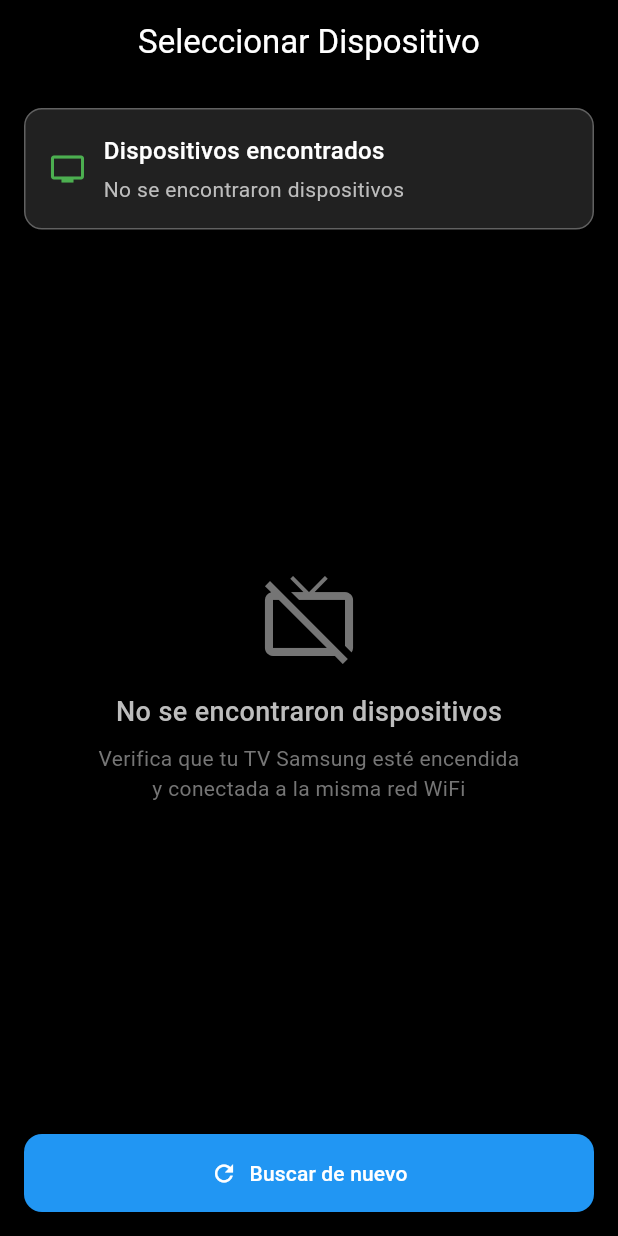
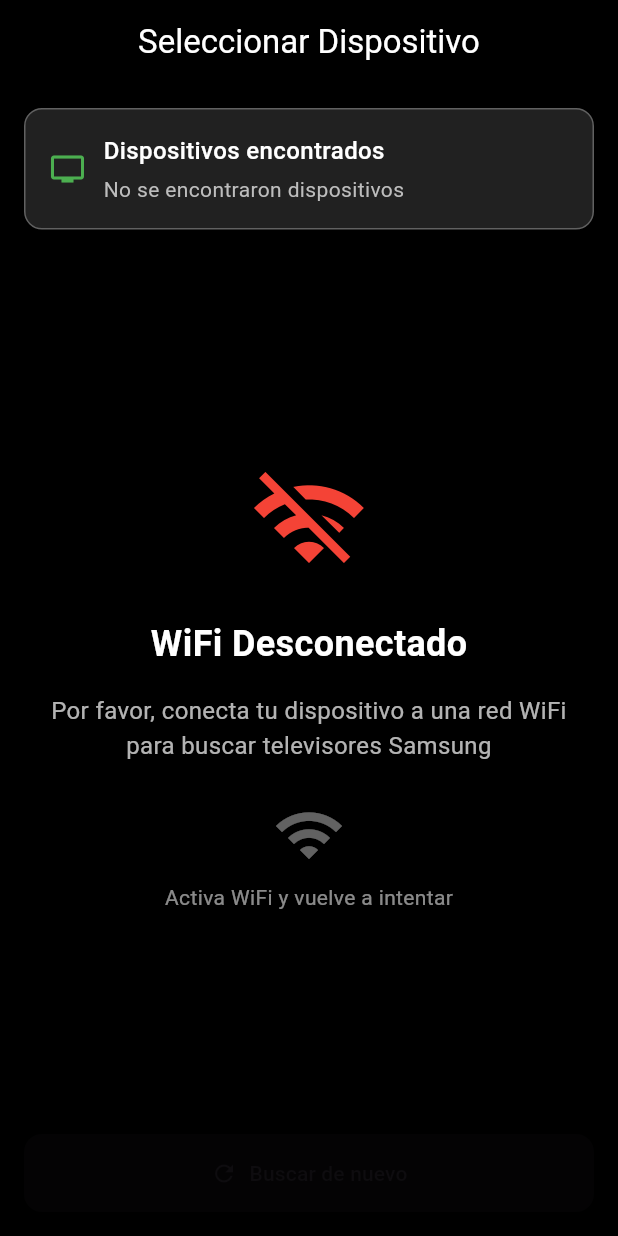
Before and after one commit to mazen-salah/Smart-TV-Remote-Control, a Flutter app: the screen it shows after launch, on a phone screen of 412 x 824 dp. Run offline on Flutter 3.47's test engine with Material 3 defaults, Android fonts, the phone set to English and light mode, and no system bars; missing offline and left inert: upnp2.

Commit message:
feat: enhance device selection screen with WiFi monitoring

```diff
--- a/lib/screens/device_selection_screen.dart
+++ b/lib/screens/device_selection_screen.dart
@@ -1,6 +1,8 @@
 import 'package:flutter/material.dart';
 import 'package:remote/models/samsung_tv.dart';
 import 'package:remote/screens/remoteScreen/remote_screen.dart';
+import 'dart:async';
+import 'dart:io';
 
 class DeviceSelectionScreen extends StatefulWidget {
   const DeviceSelectionScreen({super.key});
@@ -13,11 +15,60 @@ class _DeviceSelectionScreenState extends State<DeviceSelectionScreen> {
   List<SmartTV> _availableDevices = [];
   bool _isScanning = false;
   String _scanStatus = '';
+  Timer? _wifiCheckTimer;
+  bool _wifiConnected = true;
 
   @override
   void initState() {
     super.initState();
     _startScanning();
+    _startWifiMonitoring();
+  }
+
+  @override
+  void dispose() {
+    _wifiCheckTimer?.cancel();
+    super.dispose();
+  }
+
+  void _startWifiMonitoring() {
+    _wifiCheckTimer = Timer.periodic(const Duration(seconds: 2), (timer) {
+      _checkWifiConnection();
+    });
+  }
+
+  Future<void> _checkWifiConnection() async {
+    try {
+      final result = await InternetAddress.lookup('google.com');
+      if (result.isNotEmpty && result[0].rawAddress.isNotEmpty) {
+        if (!_wifiConnected) {
+          setState(() {
+            _wifiConnected = true;
+          });
+          ScaffoldMessenger.of(context).showSnackBar(
+            const SnackBar(
+              content: Text('WiFi reconectado'),
+              backgroundColor: Colors.green,
+              duration: Duration(seconds: 2),
+            ),
+          );
+          _startScanning(); // Reiniciar escaneo
+        }
+      }
+    } catch (e) {
+      if (_wifiConnected) {
+        setState(() {
+          _wifiConnected = false;
+        });
+        ScaffoldMessenger.of(context).showSnackBar(
+          const SnackBar(
+            content: Text('WiFi desconectado - Verifica tu conexión'),
+            backgroundColor: Colors.red,
+            duration: Duration(seconds: 3),
+          ),
+        );
+      }
+    }
   }
 
   Future<void> _startScanning() async {
@@ -158,7 +209,9 @@ class _DeviceSelectionScreenState extends State<DeviceSelectionScreen> {
 
             // Device list
             Expanded(
-              child: _isScanning
+              child: !_wifiConnected
+                  ? _buildWifiOffState()
+                  : _isScanning
                       ? const Center(
                           child: Column(
                             mainAxisAlignment: MainAxisAlignment.center,
@@ -192,7 +245,7 @@ class _DeviceSelectionScreenState extends State<DeviceSelectionScreen> {
 
             // Refresh button
             ElevatedButton.icon(
-              onPressed: _isScanning ? null : _startScanning,
+              onPressed: (!_wifiConnected || _isScanning) ? null : _startScanning,
               icon: const Icon(Icons.refresh),
               label: const Text('Buscar de nuevo'),
               style: ElevatedButton.styleFrom(
@@ -206,6 +259,53 @@ class _DeviceSelectionScreenState extends State<DeviceSelectionScreen> {
             ),
           ],
         ),
+      ),
+    );
+  }
+
+  Widget _buildWifiOffState() {
+    return const Center(
+      child: Column(
+        mainAxisAlignment: MainAxisAlignment.center,
+        children: [
+          Icon(
+            Icons.wifi_off,
+            size: 80,
+            color: Colors.red,
+          ),
+          SizedBox(height: 24),
+          Text(
+            'WiFi Desconectado',
+            style: TextStyle(
+              color: Colors.white,
+              fontSize: 24,
+              fontWeight: FontWeight.bold,
+            ),
+          ),
+          SizedBox(height: 16),
+          Text(
+            'Por favor, conecta tu dispositivo a una red WiFi para buscar televisores Samsung',
+            textAlign: TextAlign.center,
+            style: TextStyle(
+              color: Colors.white70,
+              fontSize: 16,
+            ),
+          ),
+          SizedBox(height: 24),
+          Icon(
+            Icons.wifi,
+            size: 48,
+            color: Colors.white38,
+          ),
+          SizedBox(height: 8),
+          Text(
+            'Activa WiFi y vuelve a intentar',
+            style: TextStyle(
+              color: Colors.white54,
+              fontSize: 14,
+            ),
+          ),
+        ],
       ),
     );
   }
```
Lines whose indentation alone changed are shown as unchanged.
